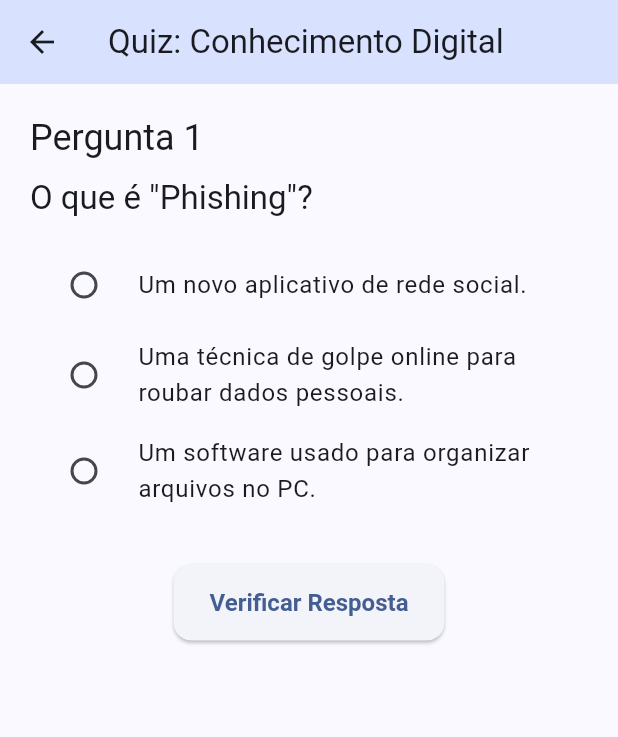
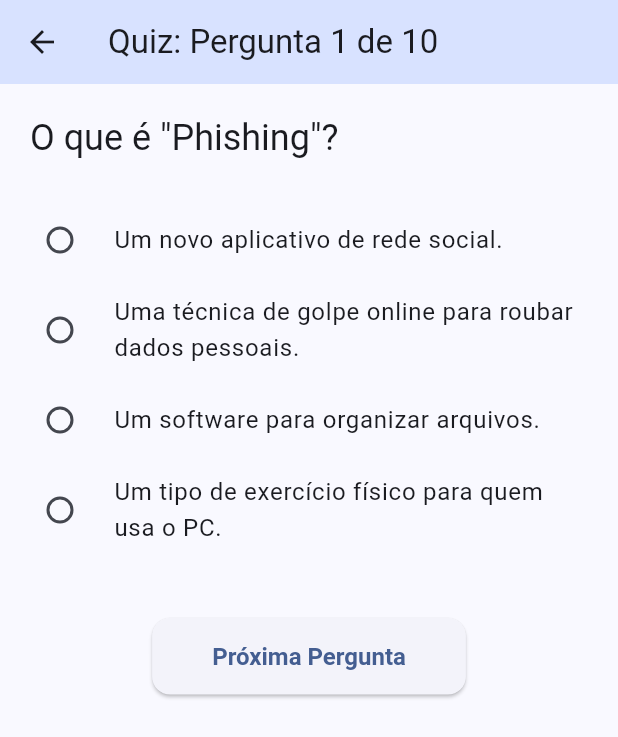
Before and after one commit to RyanPereira18/Avaliacao-diaria-de-tecnologia, a Flutter app: the QuizScreen screen opened directly, on a phone screen of 412 x 824 dp. Shown: the top 737 px of the screen. Run offline on Flutter 3.47's test engine with Material 3 defaults, Android fonts, the phone set to English and light mode, and no system bars.

Commit message:
feat: implementando questoes do quiz

```diff
--- /dev/null
+++ b/lib/questions_data.dart
@@ -0,0 +1,120 @@
+import 'quiz_question_model.dart';
+
+const List<QuizQuestion> questions = [
+  // 1. Segurança
+  QuizQuestion(
+    questionText: 'O que é "Phishing"?',
+    options: [
+      'Um novo aplicativo de rede social.',
+      'Uma técnica de golpe online para roubar dados pessoais.',
+      'Um software para organizar arquivos.',
+      'Um tipo de exercício físico para quem usa o PC.'
+    ],
+    correctOptionIndex: 1,
+  ),
+  // 2. Saúde Digital
+  QuizQuestion(
+    questionText:
+        'Qual destes *não* é um sintoma comum do uso excessivo de telas antes de dormir?',
+    options: [
+      'Dificuldade para adormecer.',
+      'Dores de cabeça frequentes.',
+      'Aumento da disposição e energia pela manhã.',
+      'Olhos secos ou irritados.'
+    ],
+    correctOptionIndex: 2,
+  ),
+  // 3. Produtividade
+  QuizQuestion(
+    questionText:
+        'Qual prática é mais recomendada para manter o foco ao estudar usando o computador?',
+    options: [
+      'Deixar todas as notificações de redes sociais ativadas.',
+      'Usar o "modo foco" do sistema ou apps que bloqueiam distrações.',
+      'Assistir a uma série ao mesmo tempo (multitarefa).',
+      'Fazer pausas apenas quando terminar todo o conteúdo.'
+    ],
+    correctOptionIndex: 1,
+  ),
+  // 4. Segurança
+  QuizQuestion(
+    questionText: 'O que é "Autenticação de Dois Fatores" (2FA)?',
+    options: [
+      'Usar duas senhas diferentes para o mesmo site.',
+      'Uma camada extra de segurança que exige um código (além da senha).',
+      'Um tipo de antivírus.',
+      'Um login que expira em dois minutos.'
+    ],
+    correctOptionIndex: 1,
+  ),
+  // 5. Rastro Digital
+  QuizQuestion(
+    questionText: 'O que é "Rastro Digital" (ou pegada digital)?',
+    options: [
+      'A marca de dedo que fica na tela do celular.',
+      'O conjunto de dados que você deixa ao usar a internet.',
+      'Um vírus que deixa o computador lento.',
+      'O histórico do navegador que só você pode ver.'
+    ],
+    correctOptionIndex: 1,
+  ),
+  // 6. Produtividade
+  QuizQuestion(
+    questionText:
+        'A "Técnica Pomodoro" é um método de gerenciamento de tempo que sugere:',
+    options: [
+      'Trabalhar por 2 horas seguidas e descansar 30 minutos.',
+      'Estudar apenas ouvindo música clássica.',
+      'Dividir o trabalho em blocos de 25 minutos com pausas curtas.',
+      'Usar um cronômetro de tomate na mesa.'
+    ],
+    correctOptionIndex: 2,
+  ),
+  // 7. Saúde Digital
+  QuizQuestion(
+    questionText: 'O que é "Ergonomia" no contexto do uso de tecnologia?',
+    options: [
+      'A velocidade da sua conexão com a internet.',
+      'Um tipo de teclado para jogos.',
+      'A ciência de projetar seu espaço de trabalho para ser seguro e confortável.',
+      'Um software de economia de energia.'
+    ],
+    correctOptionIndex: 2,
+  ),
+  // 8. Segurança
+  QuizQuestion(
+    questionText: 'Qual das seguintes é considerada a senha MAIS segura?',
+    options: [
+      'senha1234',
+      'JoaoSilva1990',
+      '12345678',
+      // ****** CORREÇÃO APLICADA AQUI ******
+      // Adicionamos a \ para escapar o $
+      'R\$t9!kZ@pQ_7f'
+    ],
+    correctOptionIndex: 3,
+  ),
+  // 9. Digital Literacy
+  QuizQuestion(
+    questionText: 'O que é "Malware"?',
+    options: [
+      'Um termo geral para software malicioso (vírus, spyware, etc.).',
+      'Qualquer software gratuito baixado da internet.',
+      'Um componente físico do computador (hardware).',
+      'Um aplicativo de mensagens criptografadas.'
+    ],
+    correctOptionIndex: 0,
+  ),
+  // 10. Digital Literacy
+  QuizQuestion(
+    questionText:
+        'Ao encontrar uma notícia online muito chocante, o que você deve fazer antes de compartilhar?',
+    options: [
+      'Compartilhar imediatamente para alertar a todos.',
+      'Verificar a fonte e a data da notícia em sites confiáveis.',
+      'Acreditar, se a pessoa que enviou for sua amiga.',
+      'Apenas curtir, mas não compartilhar.'
+    ],
+    correctOptionIndex: 1,
+  ),
+];
--- a/lib/quiz_screen.dart
+++ b/lib/quiz_screen.dart
@@ -1,4 +1,7 @@
+// lib/quiz_screen.dart
+
 import 'package:flutter/material.dart';
+import 'questions_data.dart'; // Importa nossa lista de perguntas
 
 class QuizScreen extends StatefulWidget {
   const QuizScreen({super.key});
@@ -8,14 +11,106 @@ class QuizScreen extends StatefulWidget {
 }
 
 class _QuizScreenState extends State<QuizScreen> {
-  // Armazena a resposta selecionada para a pergunta 1
-  String? _respostaQ1;
+  // Índice da pergunta que está sendo exibida
+  int _currentQuestionIndex = 0;
+
+  // Lista para armazenar as respostas do usuário (o índice da opção escolhida)
+  // Usamos 'late' porque vamos inicializá-la no initState
+  late List<int?> _selectedAnswers;
+
+  // Variável para guardar a pontuação final
+  int _score = 0;
+
+  @override
+  void initState() {
+    super.initState();
+    // Inicializa a lista de respostas com 'null' para cada pergunta
+    _selectedAnswers = List<int?>.filled(questions.length, null);
+  }
+
+  // Função chamada quando o usuário seleciona uma opção de rádio
+  void _answerQuestion(int? value) {
+    setState(() {
+      _selectedAnswers[_currentQuestionIndex] = value;
+    });
+  }
+
+  // Função para navegar para a próxima pergunta
+  void _nextQuestion() {
+    // Verifica se o usuário já respondeu à pergunta atual
+    if (_selectedAnswers[_currentQuestionIndex] == null) {
+      ScaffoldMessenger.of(context).showSnackBar(
+        const SnackBar(
+          content: Text('Por favor, selecione uma resposta.'),
+          backgroundColor: Colors.red,
+        ),
+      );
+      return; // Para a execução se nenhuma resposta foi dada
+    }
+
+    // Se não for a última pergunta, avança
+    if (_currentQuestionIndex < questions.length - 1) {
+      setState(() {
+        _currentQuestionIndex++;
+      });
+    }
+  }
+
+  // Função para calcular a pontuação e finalizar o quiz
+  void _finishQuiz() {
+    // Verifica a resposta da última pergunta
+     if (_selectedAnswers[_currentQuestionIndex] == null) {
+      ScaffoldMessenger.of(context).showSnackBar(
+        const SnackBar(
+          content: Text('Por favor, selecione uma resposta.'),
+          backgroundColor: Colors.red,
+        ),
+      );
+      return;
+    }
+
+    // Reseta a pontuação
+    _score = 0;
+    // Itera sobre todas as respostas e compara com o gabarito
+    for (int i = 0; i < questions.length; i++) {
+      if (_selectedAnswers[i] == questions[i].correctOptionIndex) {
+        _score++; // Incrementa a pontuação se estiver correta
+      }
+    }
+
+    // Mostra um diálogo (pop-up) com o resultado
+    showDialog(
+      context: context,
+      barrierDismissible: false, // Impede de fechar clicando fora
+      builder: (ctx) => AlertDialog(
+        title: const Text('Quiz Finalizado!'),
+        content: Text(
+          'Você acertou $_score de ${questions.length} perguntas!',
+          style: Theme.of(context).textTheme.titleMedium,
+        ),
+        actions: [
+          TextButton(
+            onPressed: () {
+              // Fecha o diálogo
+              Navigator.of(ctx).pop();
+              // Fecha a tela do Quiz e volta para o formulário
+              Navigator.of(context).pop();
+            },
+            child: const Text('Voltar'),
+          ),
+        ],
+      ),
+    );
+  }
 
   @override
   Widget build(BuildContext context) {
+    // Pega a pergunta atual da lista
+    final currentQuestion = questions[_currentQuestionIndex];
+
     return Scaffold(
       appBar: AppBar(
-        title: const Text('Quiz: Conhecimento Digital'),
+        title: Text('Quiz: Pergunta ${_currentQuestionIndex + 1} de ${questions.length}'),
         backgroundColor: Theme.of(context).colorScheme.primaryContainer,
       ),
       body: SingleChildScrollView(
@@ -23,77 +118,43 @@ class _QuizScreenState extends State<QuizScreen> {
         child: Column(
           crossAxisAlignment: CrossAxisAlignment.start,
           children: [
-            // --- Pergunta 1 ---
+            // --- O Texto da Pergunta ---
             Text(
-              'Pergunta 1',
+              currentQuestion.questionText,
               style: Theme.of(context).textTheme.headlineSmall,
             ),
-            const SizedBox(height: 10),
-            Text(
-              'O que é "Phishing"?',
-              style: Theme.of(context).textTheme.titleLarge,
-            ),
-            const SizedBox(height: 16),
-            // Opções de Resposta (usando RadioListTile)
-            RadioListTile<String>(
-              title: const Text('Um novo aplicativo de rede social.'),
-              value: 'a',
-              groupValue: _respostaQ1,
-              onChanged: (value) {
-                setState(() {
-                  _respostaQ1 = value;
-                });
-              },
-            ),
-            RadioListTile<String>(
-              title: const Text(
-                  'Uma técnica de golpe online para roubar dados pessoais.'),
-              value: 'b', // Resposta correta
-              groupValue: _respostaQ1,
-              onChanged: (value) {
-                setState(() {
-                  _respostaQ1 = value;
-                });
-              },
-            ),
-            RadioListTile<String>(
-              title:
-                  const Text('Um software usado para organizar arquivos no PC.'),
-              value: 'c',
-              groupValue: _respostaQ1,
-              onChanged: (value) {
-                setState(() {
-                  _respostaQ1 = value;
-                });
-              },
-            ),
-            // --- Fim da Pergunta 1 ---
+            const SizedBox(height: 24),
 
-            const SizedBox(height: 30),
+            // --- As Opções de Resposta ---
+            // Usamos '... ' (spread operator) para gerar a lista de widgets
+            ...List.generate(currentQuestion.options.length, (index) {
+              return RadioListTile<int>(
+                title: Text(currentQuestion.options[index]),
+                value: index, // O valor desta opção é seu próprio índice
+                groupValue: _selectedAnswers[_currentQuestionIndex],
+                onChanged: _answerQuestion,
+                contentPadding: EdgeInsets.zero,
+              );
+            }),
 
+            const SizedBox(height: 40),
+
+            // --- Botão de Próximo / Finalizar ---
             Center(
               child: ElevatedButton(
-                onPressed: () {
-                  // Lógica para verificar a resposta
-                  String feedback;
-                  Color corFeedback;
-                  if (_respostaQ1 == 'b') {
-                    feedback = 'Correto! Phishing é uma fraude online.';
-                    corFeedback = Colors.green;
-                  } else {
-                    feedback = 'Ops, resposta errada. Tente novamente.';
-                    corFeedback = Colors.red;
-                  }
-
-                  // Mostra o feedback
-                  ScaffoldMessenger.of(context).showSnackBar(
-                    SnackBar(
-                      content: Text(feedback),
-                      backgroundColor: corFeedback,
-                    ),
-                  );
-                },
-                child: const Text('Verificar Resposta'),
+                // Decide qual função chamar: _nextQuestion ou _finishQuiz
+                onPressed: _currentQuestionIndex < questions.length - 1
+                    ? _nextQuestion
+                    : _finishQuiz,
+                style: ElevatedButton.styleFrom(
+                  padding: const EdgeInsets.symmetric(vertical: 16, horizontal: 40),
+                ),
+                // Decide o texto do botão
+                child: Text(
+                  _currentQuestionIndex < questions.length - 1
+                      ? 'Próxima Pergunta'
+                      : 'Finalizar Quiz',
+                ),
               ),
             ),
           ],
```
Also changed, not shown: lib/quiz_question_model.dart (added, +11 -0 lines).
